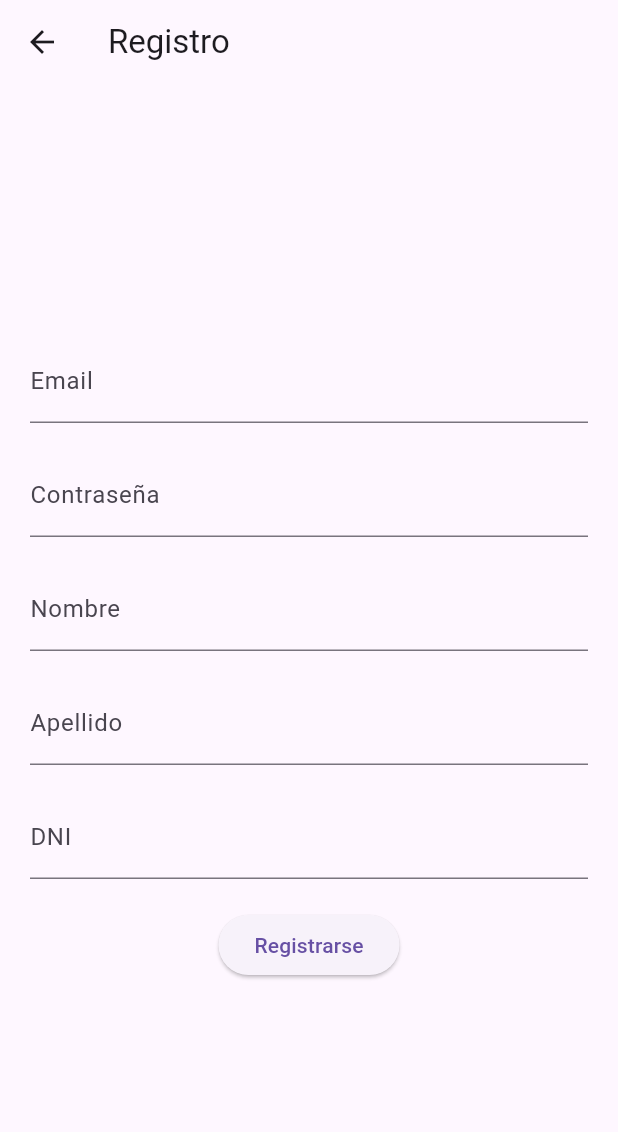
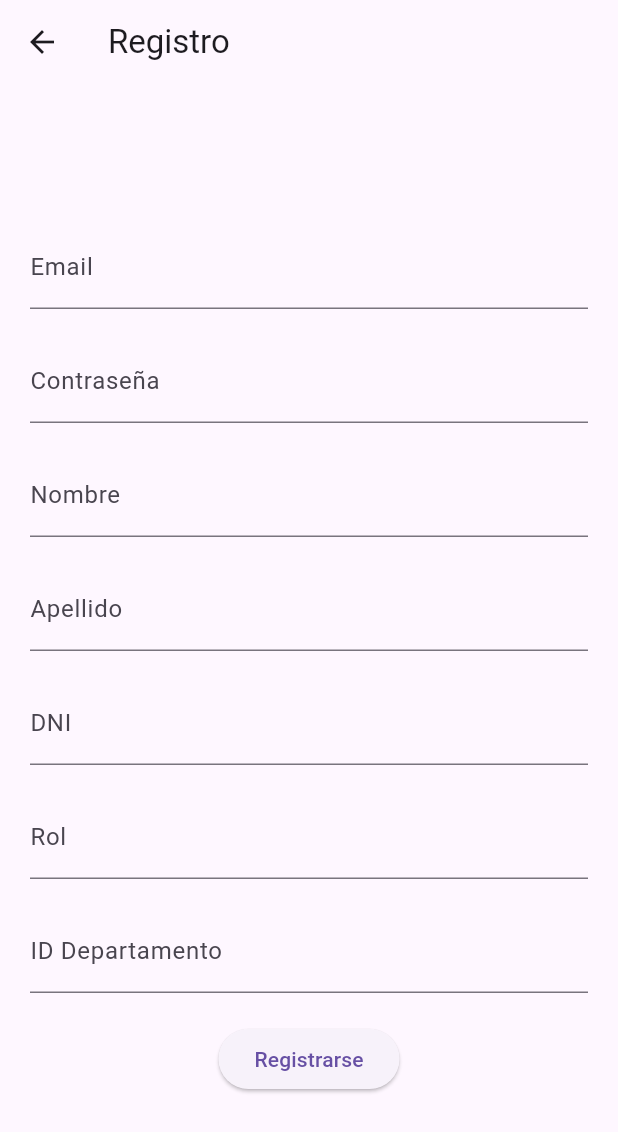
Before and after one commit to franko21/examenfianal-movil, a Flutter app: the Registerpage screen opened directly, after a tap on "Registrarse", on a phone screen of 412 x 824 dp. Shown: the top 1132 px of the screen. Run offline on Flutter 3.47's test engine with Material 3 defaults, Android fonts, the phone set to English and light mode, and no system bars; network calls fail.

Commit message:
REgistro
regis

```diff
--- a/lib/Registrocomp/ApiClient.dart
+++ b/lib/Registrocomp/ApiClient.dart
@@ -4,7 +4,7 @@ class ApiClient {
   static const String baseUrl = 'http://10.0.2.2:8080/auth';
 
   Future<void> registerUser(String email, String password, String nombre,
-      String apellido, String dni) async {
+      String apellido, String dni, String rol, String idDepartamento) async {
     try {
       final response = await http.post(
         Uri.parse('$baseUrl/register'),
--- a/lib/Registrocomp/Registerpage.dart
+++ b/lib/Registrocomp/Registerpage.dart
@@ -12,7 +12,7 @@ class MyApp extends StatelessWidget {
 }
 
 class Registerpage extends StatefulWidget {
-  const Registerpage({super.key});
+  const Registerpage({Key? key}) : super(key: key);
 
   @override
   RegisterFormState createState() => RegisterFormState();
@@ -24,13 +24,15 @@ class RegisterFormState extends State<Registerpage> {
   final TextEditingController _nombreController = TextEditingController();
   final TextEditingController _apellidoController = TextEditingController();
   final TextEditingController _dniController = TextEditingController();
+  final TextEditingController _rolController = TextEditingController();
+  final TextEditingController _idDepartamentoController =
+      TextEditingController();
 
   final ApiClient _apiClient = ApiClient();
 
   @override
   Widget build(BuildContext context) {
     return Scaffold(
-      // Envuelve el widget Registerpage con Scaffold
       appBar: AppBar(
         title: Text('Registro'),
       ),
@@ -65,6 +67,16 @@ class RegisterFormState extends State<Registerpage> {
               decoration: const InputDecoration(labelText: 'DNI'),
             ),
             const SizedBox(height: 20),
+            TextFormField(
+              controller: _rolController,
+              decoration: const InputDecoration(labelText: 'Rol'),
+            ),
+            const SizedBox(height: 20),
+            TextFormField(
+              controller: _idDepartamentoController,
+              decoration: const InputDecoration(labelText: 'ID Departamento'),
+            ),
+            const SizedBox(height: 20),
             ElevatedButton(
               onPressed: _register,
               child: const Text('Registrarse'),
@@ -81,10 +93,14 @@ class RegisterFormState extends State<Registerpage> {
     final String nombre = _nombreController.text;
     final String apellido = _apellidoController.text;
     final String dni = _dniController.text;
+    final String rol = _rolController.text;
+    final String idDepartamento = _idDepartamentoController.text;
 
     // Realiza el registro del usuario
     try {
-      await _apiClient.registerUser(email, password, nombre, apellido, dni);
+      await _apiClient.registerUser(
+          email, password, nombre, apellido, dni, rol, idDepartamento);
+      print('Usuario registrado exitosamente');
       // Si el registro es exitoso, puedes navegar a otra pantalla
       // Navigator.push(context, MaterialPageRoute(builder: (context) => OtraPantalla()));
     } catch (e) {
--- a/lib/main.dart
+++ b/lib/main.dart
@@ -13,7 +13,7 @@ class MyApp extends StatelessWidget {
   Widget build(BuildContext context) {
     return MaterialApp(
       title: 'Ecuaminerales',
-      debugShowCheckedModeBanner: false,
+      debugShowCheckedModeBanner: true,
       theme: ThemeData(
         primarySwatch: Colors.blue,
       ),
```
